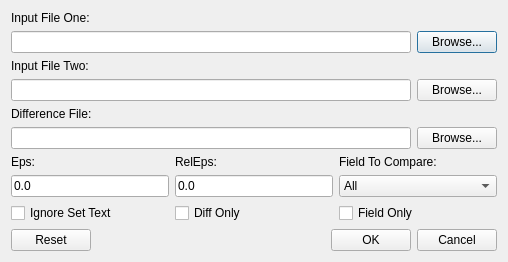
Qt form src/gdxdiffdialog/gdxdiffdialog.ui (GAMS-dev/studio) before a commit.
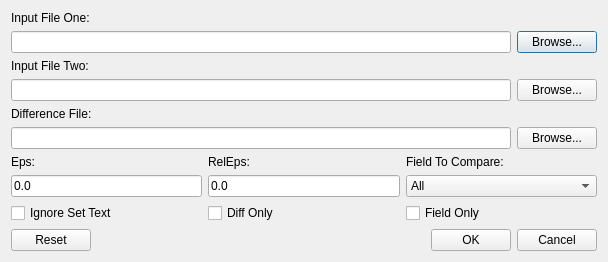
The same form after that commit. Custom widgets are drawn as their Qt base class.

Commit message: make dialog width 100px larger

```diff
--- a/src/gdxdiffdialog/gdxdiffdialog.ui
+++ b/src/gdxdiffdialog/gdxdiffdialog.ui
@@ -50,7 +50,7 @@
          </property>
          <property name="minimumSize">
           <size>
-           <width>400</width>
+           <width>500</width>
            <height>0</height>
           </size>
          </property>
```
